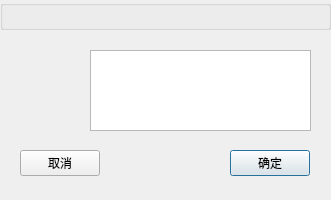
Before: the Qt Designer form src/utils/widget/messageboxexx.ui in realth000/localcharger, drawn with Qt 5.
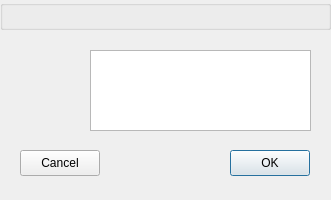
After: the same form once the commit is applied. Custom widgets are drawn as their Qt base class.

What changed in the file:
```diff
--- a/src/utils/widget/messageboxexx.ui
+++ b/src/utils/widget/messageboxexx.ui
@@ -42,7 +42,7 @@
     </rect>
    </property>
    <property name="text">
-    <string>确定</string>
+    <string>OK</string>
    </property>
   </widget>
   <widget class="QTextEdit" name="infoTE">
@@ -78,7 +78,7 @@
     </rect>
    </property>
    <property name="text">
-    <string>取消</string>
+    <string>Cancel</string>
    </property>
   </widget>
  </widget>
```
